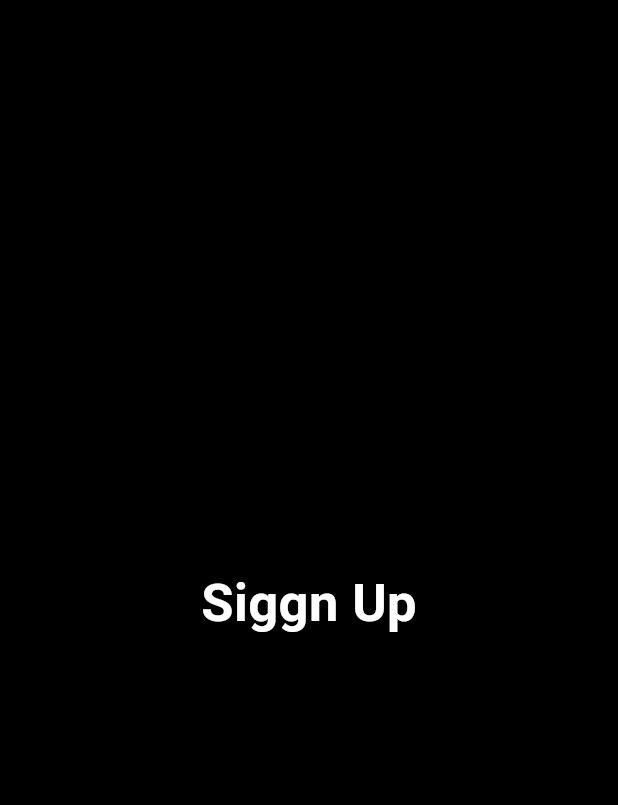
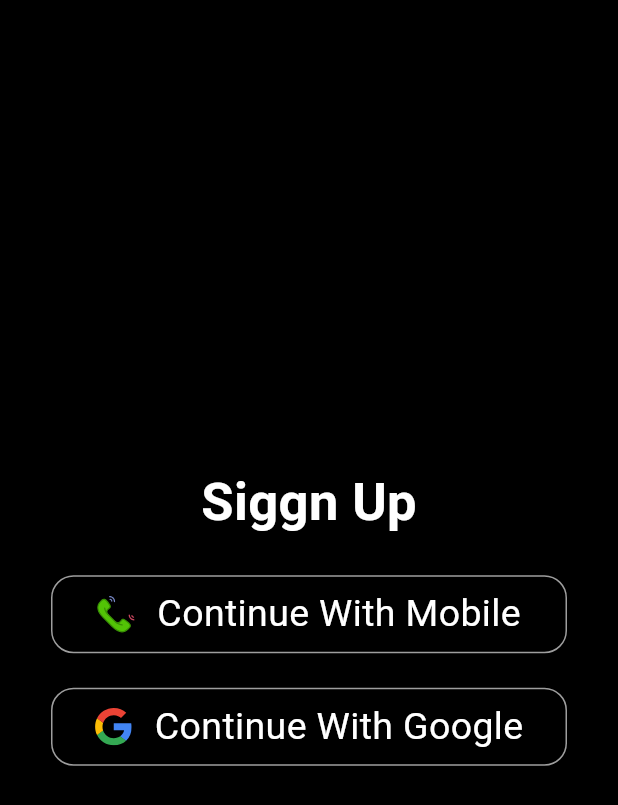
Before and after one commit to thierryrudaseswa/SignUp-and-Login-flutter, a Flutter app: the SignUpPage screen opened directly, on a phone screen of 412 x 824 dp. Shown: the top 805 px of the screen. Run offline on Flutter 3.47's test engine with Material 3 defaults, Android fonts, the phone set to English and light mode, and no system bars; our stand-ins replace firebase_auth, firebase_core, flutter_svg; accounts and stored records are empty.

Commit message:
The updated with Signup of email and mobile UI

```diff
--- a/lib/main.dart
+++ b/lib/main.dart
@@ -1,6 +1,7 @@
 import 'package:firebase_core/firebase_core.dart';
 import 'package:flutter/material.dart';
 import 'package:firebase_auth/firebase_auth.dart' as firebase_auth;
+import 'package:thirder/pages/SignUpPage.dart';
 
 void main() async {
   WidgetsFlutterBinding.ensureInitialized();
@@ -28,20 +29,6 @@ class _MyAppState extends State<MyApp> {
 
   @override
   Widget build(BuildContext context) {
-    return MaterialApp(
-      home: Scaffold(
-        appBar: AppBar(
-          title: Text("firebase"),
-        ),
-        body: Center(
-          child: ElevatedButton(
-            onPressed: () {
-              signup();
-            },
-            child: Text("Signup"),
-          ),
-        ),
-      ),
-    );
+    return MaterialApp(home: SignUpPage());
   }
 }
--- a/lib/pages/SignUpPage.dart
+++ b/lib/pages/SignUpPage.dart
@@ -1,4 +1,5 @@
 import 'package:flutter/material.dart';
+import 'package:flutter_svg/svg.dart';
 
 class SignUpPage extends StatefulWidget {
   const SignUpPage({super.key});
@@ -29,13 +30,46 @@ class _SignUpPageState extends State<SignUpPage> {
               SizedBox(
                 height: 20,
               ),
-              Container(
-                width: MediaQuery.of(context).size.width - 60,
-              )
+              buttonItem("assets/phone.svg", "Continue With Mobile", 25),
+              SizedBox(
+                height: 15,
+              ),
+              buttonItem("assets/google.svg", "Continue With Google", 25),
             ],
           ),
         ),
       ),
     );
   }
+
+  Widget buttonItem(String imagepath, String buttonName, double size) {
+    return Container(
+      width: MediaQuery.of(context).size.width - 60,
+      height: 60,
+      child: Card(
+        color: Colors.black,
+        elevation: 8,
+        shape: RoundedRectangleBorder(
+            borderRadius: BorderRadius.circular(15),
+            side: BorderSide(width: 1, color: Colors.grey)),
+        child: Row(
+          mainAxisAlignment: MainAxisAlignment.center,
+          children: [
+            SvgPicture.asset(
+              imagepath,
+              height: 25,
+              width: 25,
+            ),
+            SizedBox(
+              width: 15,
+            ),
+            Text(
+              buttonName,
+              style: TextStyle(color: Colors.white, fontSize: size),
+            )
+          ],
+        ),
+      ),
+    );
+  }
 }
```
